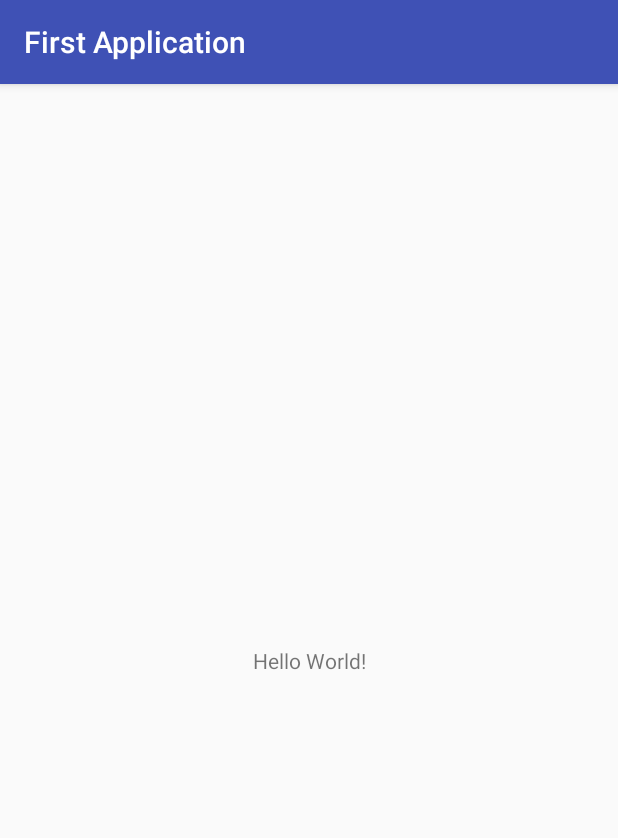
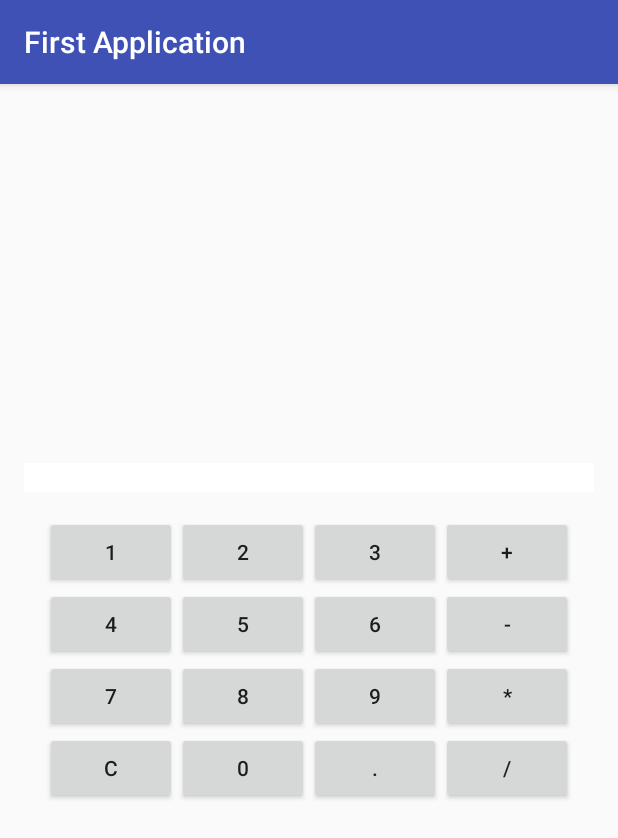
Before and after one commit to CesarChretien/AndroidStuff, an Android app: the screen it shows after launch (MainActivity), on a phone screen of 412 x 824 dp. Shown: the top 838 px of the screen. Run offline under Robolectric (Android 15) with nearby library versions, the phone set to English and light mode, and no system bars.

Commit message:
its a calculator!

```diff
--- a/app/build.gradle
+++ b/app/build.gradle
@@ -29,7 +29,9 @@ dependencies {
         exclude group: 'com.android.support', module: 'support-annotations'
     })
     implementation "org.jetbrains.kotlin:kotlin-stdlib-jre7:$kotlin_version"
-    implementation 'com.android.support:appcompat-v7:26.0.0-beta2'
+    implementation 'com.android.support:appcompat-v7:26.0.0-beta1'
+//    known issue with support library: https://stackoverflow.com/questions/44449275/failed-to-load-appcompat-actionbar-with-unknown-error-in-android-studio
+//    implementation 'com.android.support:appcompat-v7:26.0.0-beta2'
     testImplementation 'junit:junit:4.12'
     implementation 'com.android.support.constraint:constraint-layout:1.0.2'
 }
--- a/app/src/main/java/com/devinitive/cesarchretien/firstapplication/MainActivity.kt
+++ b/app/src/main/java/com/devinitive/cesarchretien/firstapplication/MainActivity.kt
@@ -2,11 +2,68 @@ package com.devinitive.cesarchretien.firstapplication
 
 import android.os.Bundle
 import android.support.v7.app.AppCompatActivity
+import kotlinx.android.synthetic.main.activity_main.*
 
 class MainActivity : AppCompatActivity() {
 
     override fun onCreate(savedInstanceState: Bundle?) {
         super.onCreate(savedInstanceState)
         setContentView(R.layout.activity_main)
+
+        one.setOnClickListener {
+            calculate.append("1")
+        }
+
+        two.setOnClickListener {
+            calculate.append("2")
+        }
+
+        three.setOnClickListener {
+            calculate.append("3")
+        }
+
+        four.setOnClickListener {
+            calculate.append("4")
+        }
+
+        five.setOnClickListener {
+            calculate.append("5")
+        }
+
+        six.setOnClickListener {
+            calculate.append("6")
+        }
+
+        seven.setOnClickListener {
+            calculate.append("7")
+        }
+
+        eight.setOnClickListener {
+            calculate.append("8")
+        }
+
+        nine.setOnClickListener {
+            calculate.append("9")
+        }
+
+        zero.setOnClickListener {
+            calculate.append("0")
+        }
+
+        plus.setOnClickListener {
+            calculate.append(" + ")
+        }
+
+        minus.setOnClickListener {
+            calculate.append(" - ")
+        }
+
+        times.setOnClickListener {
+            calculate.append(" * ")
+        }
+
+        divide.setOnClickListener {
+            calculate.append(" / ")
+        }
     }
 }
--- a/app/src/main/res/layout/activity_main.xml
+++ b/app/src/main/res/layout/activity_main.xml
@@ -7,12 +7,92 @@
     tools:context="com.devinitive.cesarchretien.firstapplication.MainActivity">
 
     <TextView
+        android:id="@+id/calculate"
+        android:layout_width="match_parent"
+        android:layout_height="wrap_content"
+        android:layout_marginBottom="16dp"
+        android:layout_marginEnd="16dp"
+        android:layout_marginStart="16dp"
+        android:background="#FFFFFFFF"
+        app:layout_constraintBottom_toTopOf="@+id/gridLayout"
+        app:layout_constraintEnd_toEndOf="parent"
+        app:layout_constraintStart_toStartOf="parent"
+        tools:text="1 + 1 = 2" />
+
+    <GridLayout
+        android:id="@+id/gridLayout"
         android:layout_width="wrap_content"
         android:layout_height="wrap_content"
-        android:text="Hello World!"
+        android:columnCount="4"
+        android:rowCount="4"
         app:layout_constraintBottom_toBottomOf="parent"
         app:layout_constraintLeft_toLeftOf="parent"
         app:layout_constraintRight_toRightOf="parent"
-        app:layout_constraintTop_toTopOf="parent" />
+        app:layout_constraintTop_toTopOf="parent">
+
+        <Button
+            android:id="@+id/one"
+            android:text="@string/one" />
+
+        <Button
+            android:id="@+id/two"
+            android:text="@string/two" />
+
+        <Button
+            android:id="@+id/three"
+            android:text="@string/three" />
+
+        <Button
+            android:id="@+id/plus"
+            android:text="@string/plus" />
+
+        <Button
+            android:id="@+id/four"
+            android:text="@string/four" />
+
+        <Button
+            android:id="@+id/five"
+            android:text="@string/five" />
+
+        <Button
+            android:id="@+id/six"
+            android:text="@string/six" />
+
+        <Button
+            android:id="@+id/minus"
+            android:text="@string/minus" />
+
+        <Button
+            android:id="@+id/seven"
+            android:text="@string/seven" />
+
+        <Button
+            android:id="@+id/eight"
+            android:text="@string/eight" />
+
+        <Button
+            android:id="@+id/nine"
+            android:text="@string/nine" />
+
+        <Button
+            android:id="@+id/times"
+            android:text="@string/times" />
+
+        <Button
+            android:id="@+id/clear"
+            android:text="@string/clear" />
+
+        <Button
+            android:id="@+id/zero"
+            android:text="@string/zero" />
+
+        <Button
+            android:id="@+id/decimal"
+            android:text="@string/decimal" />
+
+        <Button
+            android:id="@+id/divide"
+            android:text="@string/divide" />
+    </GridLayout>
 
 </android.support.constraint.ConstraintLayout>
--- a/app/src/main/res/values/strings.xml
+++ b/app/src/main/res/values/strings.xml
@@ -1,3 +1,19 @@
 <resources>
     <string name="app_name">First Application</string>
+    <string name="zero">0</string>
+    <string name="one">1</string>
+    <string name="two">2</string>
+    <string name="three">3</string>
+    <string name="four">4</string>
+    <string name="five">5</string>
+    <string name="six">6</string>
+    <string name="seven">7</string>
+    <string name="eight">8</string>
+    <string name="nine">9</string>
+    <string name="plus">+</string>
+    <string name="minus">-</string>
+    <string name="times">*</string>
+    <string name="divide">/</string>
+    <string name="decimal">.</string>
+    <string name="clear">C</string>
 </resources>
--- a/build.gradle
+++ b/build.gradle
@@ -7,7 +7,7 @@ buildscript {
         jcenter()
     }
     dependencies {
-        classpath 'com.android.tools.build:gradle:3.0.0-alpha6'
+        classpath 'com.android.tools.build:gradle:3.0.0-alpha7'
         classpath "org.jetbrains.kotlin:kotlin-gradle-plugin:$kotlin_version"
 
         // NOTE: Do not place your application dependencies here; they belong
```
